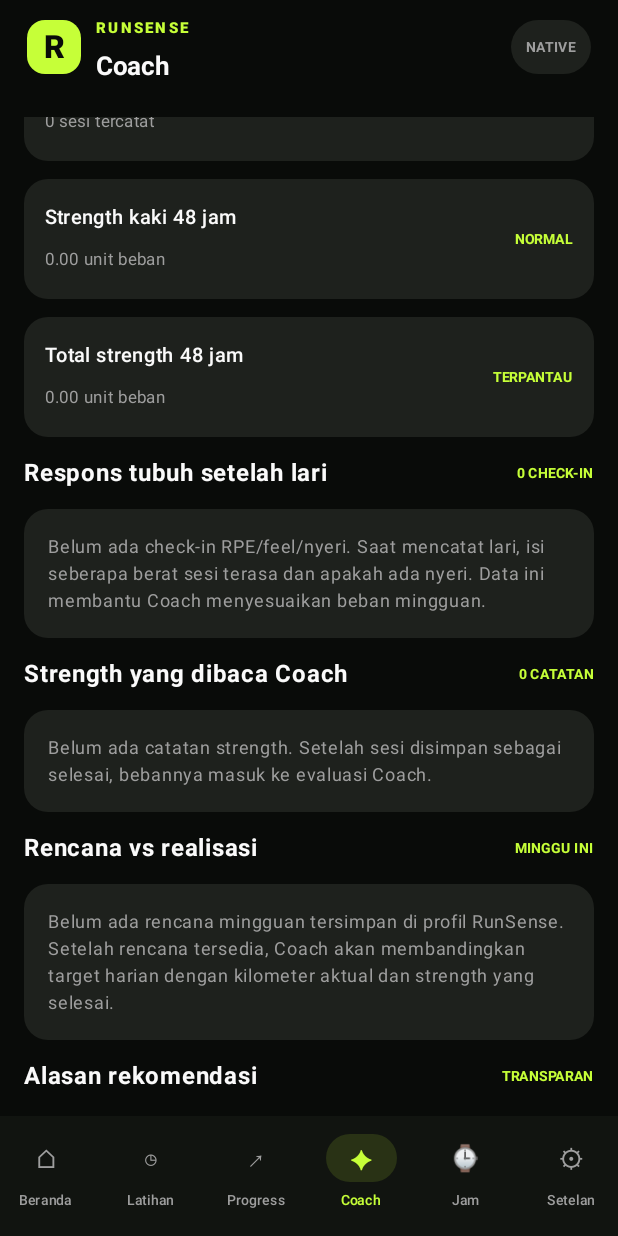
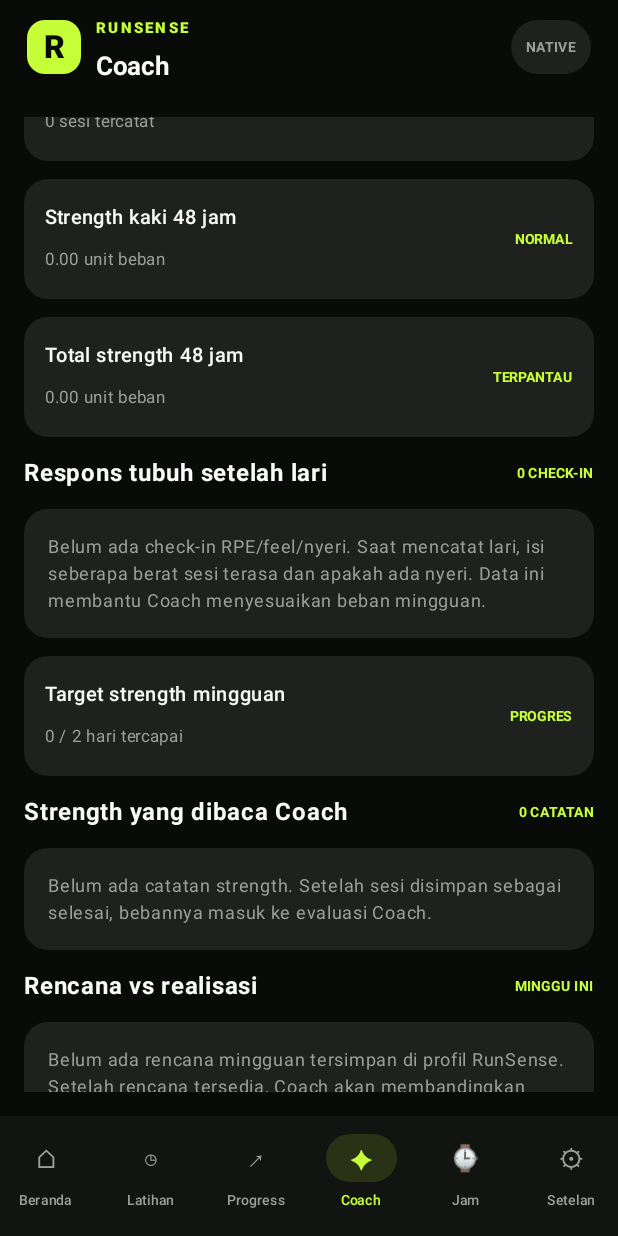
Before and after one commit to kamuiajasa-cell/health2, an Android app built with Jetpack Compose: the screen it shows after launch (MainActivity), item 4 of the bottom bar chosen, scrolled down 909 dp, on a phone screen of 412 x 824 dp. Run offline under Robolectric (Android 15) with nearby library versions, the phone set to English and light mode, and no system bars.

Commit message:
Include weekly strength adherence in adaptive Coach

```diff
--- a/app/src/main/java/id/kamui/runsense/MainActivity.kt
+++ b/app/src/main/java/id/kamui/runsense/MainActivity.kt
@@ -128,7 +128,7 @@ private fun RunSenseNativeApp(repository: RunSenseRepository, intervals: NativeI
                         }
                     }
                 )
-                RunTab.COACH -> CoachScreen(activities, summary, strength, domainResult, baseSnapshot, planSettings, Modifier.padding(padding))
+                RunTab.COACH -> CoachScreen(activities, summary, strength, strengthTarget, domainResult, baseSnapshot, planSettings, Modifier.padding(padding))
                 RunTab.WATCH -> WatchScreen(Modifier.padding(padding)) { json -> repository.importWatchJson(json); intervals.ingestWatchJson(json); changed() }
                 RunTab.SETTINGS -> SettingsScreen(
                     profile, wellness, Modifier.padding(padding),
@@ -508,7 +508,7 @@ private fun WeeklyReviewCard(review: WeeklyReview) {
 }
 
 @Composable
-private fun CoachScreen(activities: List<ActivityRecord>, summary: TrainingSummary, strength: List<StrengthRecord>, domainResult: com.runnow.domain.ProcessResult?, snapshot: Snapshot?, planSettings: com.runnow.domain.Settings, modifier: Modifier) {
+private fun CoachScreen(activities: List<ActivityRecord>, summary: TrainingSummary, strength: List<StrengthRecord>, strengthTarget: Int, domainResult: com.runnow.domain.ProcessResult?, snapshot: Snapshot?, planSettings: com.runnow.domain.Settings, modifier: Modifier) {
     Page(modifier) {
         Text("RunSense Coach", color = Lime, fontSize = 28.sp, fontWeight = FontWeight.Black)
         Text("Evaluasi beban, pemulihan, dan strength", color = Muted, fontSize = 13.sp)
@@ -542,6 +542,9 @@ private fun CoachScreen(activities: List<ActivityRecord>, summary: TrainingSumma
             }
             Text("RPE tinggi berulang atau nyeri yang bermakna akan menurunkan target minggu depan. Check-in tidak menggantikan pemeriksaan medis.", color = Muted, fontSize = 10.sp, lineHeight = 14.sp)
         }
+        val weekStart = java.time.LocalDate.now().let { it.minusDays((it.dayOfWeek.value - 1).toLong()) }
+        val strengthDaysThisWeek = strength.filter { it.completed && runCatching { java.time.LocalDate.parse(it.date) }.getOrNull()?.let { date -> !date.isBefore(weekStart) && !date.isAfter(weekStart.plusDays(6)) } == true }.map { it.date }.distinct().size
+        InfoCard("Target strength mingguan", "$strengthDaysThisWeek / $strengthTarget hari tercapai", if (strengthDaysThisWeek >= strengthTarget && strengthTarget > 0) "TARGET TERCAPAI" else "PROGRES")
         SectionTitle("Strength yang dibaca Coach", "${strength.size} CATATAN")
         if (strength.isEmpty()) {
             EmptyCard("Belum ada catatan strength. Setelah sesi disimpan sebagai selesai, bebannya masuk ke evaluasi Coach.")
@@ -549,7 +552,7 @@ private fun CoachScreen(activities: List<ActivityRecord>, summary: TrainingSumma
             strength.sortedByDescending { it.date }.take(5).forEach { item ->
                 InfoCard(
                     strengthLabel(item.category),
-                    "${item.date} · ${item.durationMin} menit · level ${item.level}",
+                    "${item.date} · ${item.durationMin} menit · level ${item.level}" + (if (item.exercise.isNotBlank()) " · ${item.exercise} ${item.sets}×${item.reps}" + (if (item.resistanceKg > 0) " @ ${item.resistanceKg} kg" else "") else ""),
                     if (item.completed) "DIPERHITUNGKAN" else "BELUM SELESAI"
                 )
             }
```
